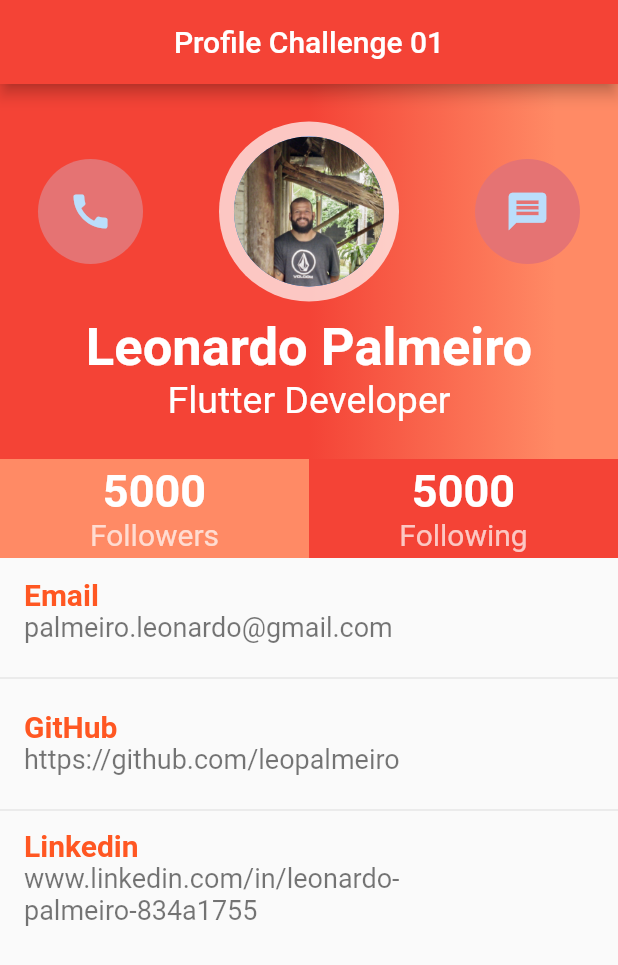
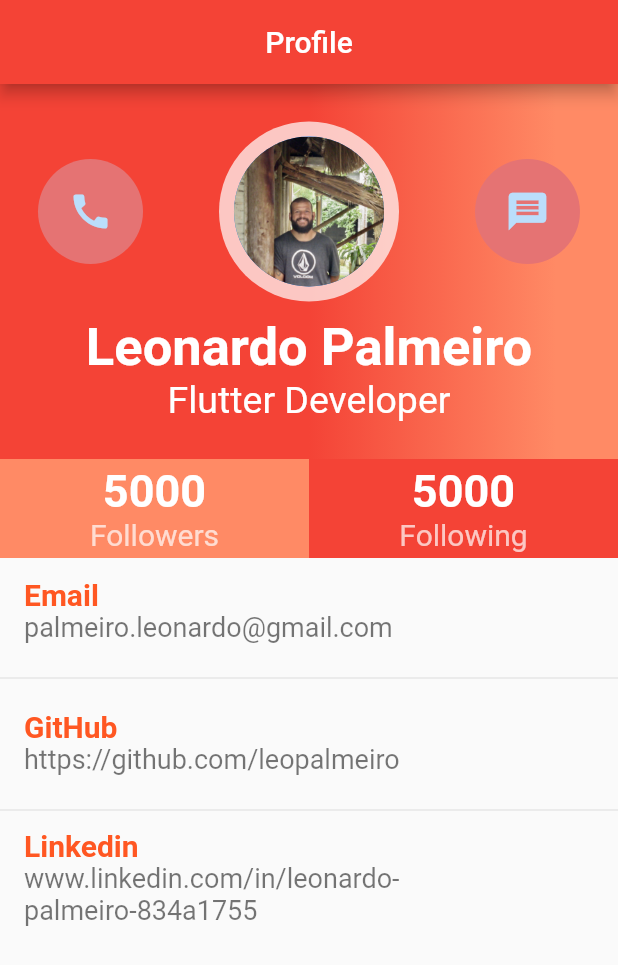
Before and after one commit to leopalmeiro/flutterprofilechallenge01, a Flutter app: the screen it shows after launch, on a phone screen of 412 x 824 dp. Shown: the top 965 px of the screen. Run offline on Flutter 3.47's test engine with Material 2 defaults, Android fonts, the phone set to English and light mode, and no system bars.

Commit message:
Remove Some Unused Code

```diff
--- a/lib/main.dart
+++ b/lib/main.dart
@@ -11,57 +11,22 @@ class MyApp extends StatelessWidget {
     return MaterialApp(
       title: 'Flutter Demo',
       theme: ThemeData(
-        // This is the theme of your application.
-        //
-        // Try running your application with "flutter run". You'll see the
-        // application has a blue toolbar. Then, without quitting the app, try
-        // changing the primarySwatch below to Colors.green and then invoke
-        // "hot reload" (press "r" in the console where you ran "flutter run",
-        // or simply save your changes to "hot reload" in a Flutter IDE).
-        // Notice that the counter didn't reset back to zero; the application
-        // is not restarted.
         primarySwatch: Colors.blue,
-        // This makes the visual density adapt to the platform that you run
-        // the app on. For desktop platforms, the controls will be smaller and
-        // closer together (more dense) than on mobile platforms.
         visualDensity: VisualDensity.adaptivePlatformDensity,
       ),
-      home: MyHomePage(title: 'Flutter Demo Home Page'),
+      home: MyHomePage(),
     );
   }
 }
 
 class MyHomePage extends StatefulWidget {
-  MyHomePage({Key key, this.title}) : super(key: key);
-
-  // This widget is the home page of your application. It is stateful, meaning
-  // that it has a State object (defined below) that contains fields that affect
-  // how it looks.
-
-  // This class is the configuration for the state. It holds the values (in this
-  // case the title) provided by the parent (in this case the App widget) and
-  // used by the build method of the State. Fields in a Widget subclass are
-  // always marked "final".
-
-  final String title;
+  MyHomePage({Key key}) : super(key: key);
 
   @override
   _MyHomePageState createState() => _MyHomePageState();
 }
 
 class _MyHomePageState extends State<MyHomePage> {
-  int _counter = 0;
-
-  void _incrementCounter() {
-    setState(() {
-      // This call to setState tells the Flutter framework that something has
-      // changed in this State, which causes it to rerun the build method below
-      // so that the display can reflect the updated values. If we changed
-      // _counter without calling setState(), then the build method would not be
-      // called again, and so nothing would appear to happen.
-      _counter++;
-    });
-  }
 
   @override
   Widget build(BuildContext context) {
@@ -70,9 +35,8 @@ class _MyHomePageState extends State<MyHomePage> {
       home: Scaffold(
         appBar: AppBar(
           backgroundColor: Colors.red,
-          title: Center(
-            child: const Text('Profile Challenge 01'),
-          ),
+         title: Text('Profile'),
+        centerTitle: true,
         ),
         body: ListView(
           children: <Widget>[
@@ -98,7 +62,7 @@ class _MyHomePageState extends State<MyHomePage> {
                         minRadius: 35.0,
                         child: Icon(
                           Icons.call,
-                          size: 30.0,
+                          size: 30.0
                         ),
                       ),
                       CircleAvatar(
@@ -115,7 +79,7 @@ class _MyHomePageState extends State<MyHomePage> {
                         minRadius: 35.0,
                         child: Icon(
                           Icons.message,
-                          size: 30.0,
+                          size: 30.0
                         ),
                       ),
                     ],
@@ -210,7 +174,7 @@ class _MyHomePageState extends State<MyHomePage> {
                     subtitle: Text(
                       'palmeiro.leonardo@gmail.com',
                       style: TextStyle(
-                        fontSize: 18,
+                        fontSize: 18
                       ),
                     ),
                   ),
@@ -227,7 +191,7 @@ class _MyHomePageState extends State<MyHomePage> {
                     subtitle: Text(
                       'https://github.com/leopalmeiro',
                       style: TextStyle(
-                        fontSize: 18,
+                        fontSize: 18
                       ),
                     ),
                   ),
@@ -244,7 +208,7 @@ class _MyHomePageState extends State<MyHomePage> {
                     subtitle: Text(
                       'www.linkedin.com/in/leonardo-palmeiro-834a1755',
                       style: TextStyle(
-                        fontSize: 18,
+                        fontSize: 18
                       ),
                     ),
                   ),
```
